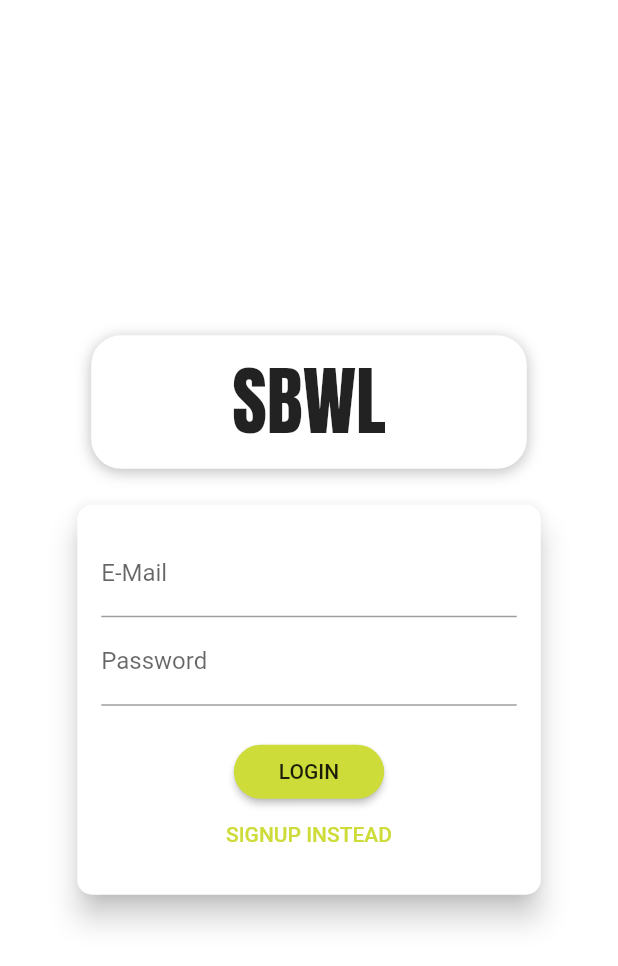
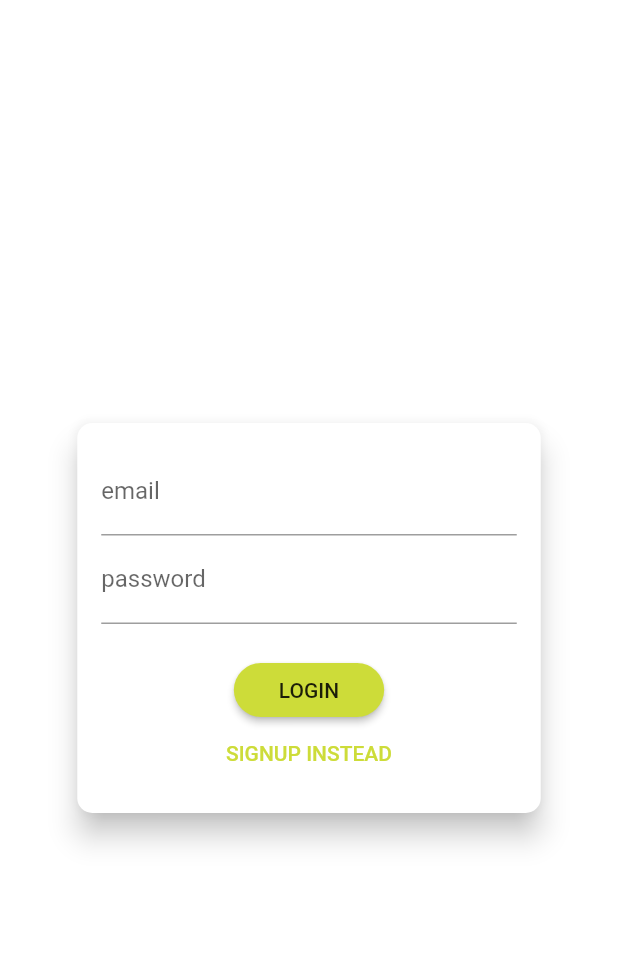
Before and after one commit to mpho-mbonani/sbwl, a Flutter app: the screen it shows after launch, on a phone screen of 412 x 824 dp. Shown: the top 966 px of the screen. Run offline on Flutter 3.47's test engine with Material 2 defaults, Android fonts, the phone set to English and light mode, and no system bars; our stand-ins replace shared_preferences.

```diff
--- a/lib/main.dart
+++ b/lib/main.dart
@@ -2,6 +2,7 @@ import 'package:flutter/material.dart';
 import 'package:provider/provider.dart';
 
 import 'providers/authProvider.dart';
+import 'screens/splash_screen.dart';
 import 'screens/authScreen.dart';
 import 'screens/ordersScreen.dart';
 import 'providers/ordersProvider.dart';
@@ -48,7 +49,14 @@ class MyApp extends StatelessWidget {
           theme: ThemeData(
             primarySwatch: Colors.lime,
           ),
-          home: authProvider.isAuthenticated ? ProductsScreen() : AuthScreen(),
+          home: authProvider.isAuthenticated
+              ? ProductsScreen()
+              : FutureBuilder(
+                  future: authProvider.autoLogin(),
+                  builder: (ctx, previousState) =>
+                      previousState.connectionState == ConnectionState.waiting
+                          ? SplashScreen()
+                          : AuthScreen()),
           routes: {
             ProductDetailScreen.routeName: (context) => ProductDetailScreen(),
             CartScreen.routeName: (context) => CartScreen(),
--- a/lib/screens/authScreen.dart
+++ b/lib/screens/authScreen.dart
@@ -32,37 +32,6 @@ class AuthScreen extends StatelessWidget {
                 mainAxisAlignment: MainAxisAlignment.center,
                 crossAxisAlignment: CrossAxisAlignment.center,
                 children: <Widget>[
-                  Flexible(
-                    child: Container(
-                      margin: EdgeInsets.only(bottom: 20.0),
-                      padding:
-                          EdgeInsets.symmetric(vertical: 8.0, horizontal: 94.0),
-                      transform: Matrix4.rotationZ(0 * pi / 180)
-                        ..translate(0.0),
-                      // ..translate(-10.0),
-                      decoration: BoxDecoration(
-                        borderRadius: BorderRadius.circular(20),
-                        color: Colors.white,
-                        boxShadow: [
-                          BoxShadow(
-                            blurRadius: 8,
-                            color: Colors.black26,
-                            offset: Offset(0, 2),
-                          )
-                        ],
-                      ),
-                      child: Text(
-                        'SBWL',
-                        style: TextStyle(
-                          color:
-                              Theme.of(context).accentTextTheme.headline6.color,
-                          fontSize: 50,
-                          fontFamily: 'Anton',
-                          fontWeight: FontWeight.normal,
-                        ),
-                      ),
-                    ),
-                  ),
                   Flexible(
                     flex: deviceSize.width > 600 ? 2 : 1,
                     child: AuthCard(),
@@ -188,7 +157,7 @@ class _AuthCardState extends State<AuthCard> {
             child: Column(
               children: <Widget>[
                 TextFormField(
-                  decoration: InputDecoration(labelText: 'E-Mail'),
+                  decoration: InputDecoration(labelText: 'email'),
                   keyboardType: TextInputType.emailAddress,
                   validator: (value) {
                     if (value.isEmpty || !value.contains('@')) {
@@ -200,7 +169,7 @@ class _AuthCardState extends State<AuthCard> {
                   },
                 ),
                 TextFormField(
-                  decoration: InputDecoration(labelText: 'Password'),
+                  decoration: InputDecoration(labelText: 'password'),
                   obscureText: true,
                   controller: _passwordController,
                   validator: (value) {
--- a/pubspec.yaml
+++ b/pubspec.yaml
@@ -26,6 +26,7 @@ dependencies:
   provider: ^4.3.2+2
   intl: ^0.16.1
   http: ^0.12.2
+  shared_preferences: ^0.5.12+4
 
 
   # The following adds the Cupertino Icons font to your application.
```
Also changed, not shown: lib/providers/authProvider.dart (+52 -0 lines), lib/screens/splash_screen.dart (added, +38 -0 lines), lib/widgets/menu.dart (+12 -0 lines), pubspec.lock.
